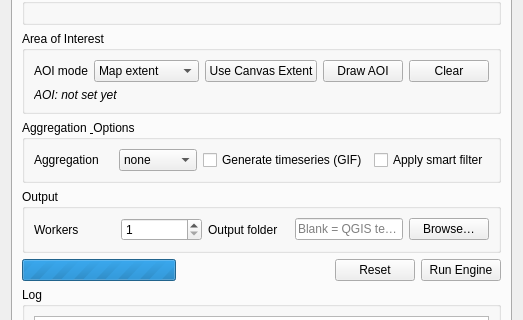
The window that virtughan_qgis/engine/engine_form.ui (geomatupen/virtughan-qgis-plugin) describes before a commit, drawn with Qt 5; both pictures show x 0 to 523 and y 90 to 410 of the 523 by 634 pixel window.
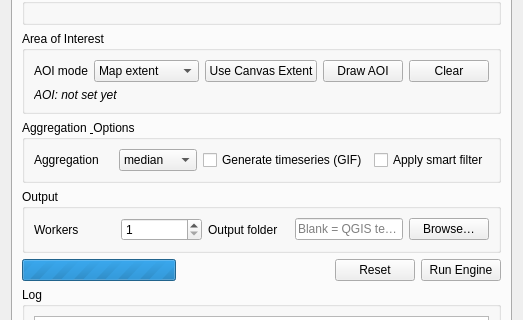
The same window after the commit.

Commit message: timeseries zip extracted from results folder before plotting layers on map

```diff
--- a/virtughan_qgis/engine/engine_form.ui
+++ b/virtughan_qgis/engine/engine_form.ui
@@ -116,7 +116,7 @@
           <item row="0" column="1">
            <widget class="QComboBox" name="opCombo">
             <!-- Default to "none" (index 7) -->
-            <property name="currentIndex"><number>7</number></property>
+            <property name="currentIndex"><number>1</number></property>
             <item><property name="text"><string>mean</string></property></item>
             <item><property name="text"><string>median</string></property></item>
             <item><property name="text"><string>max</string></property></item>
```
The commit also changes 2 other files.
